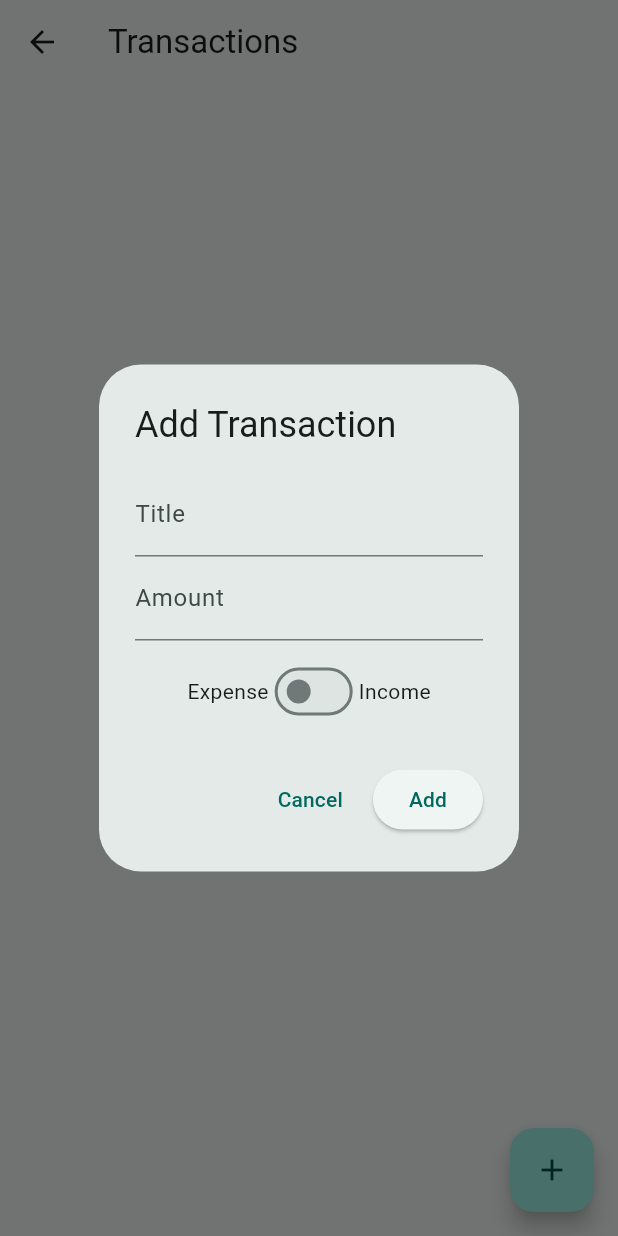
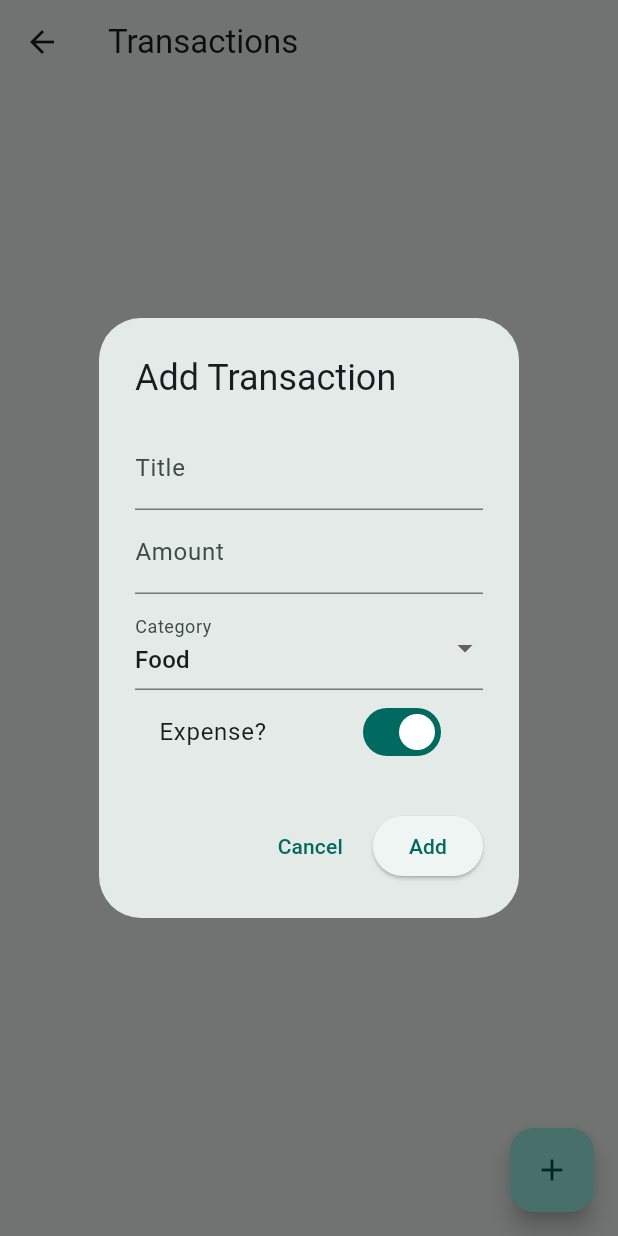
Before and after one commit to jsonOdison/kuvaka_tech_assesment, a Flutter app: the TransactionPage screen opened directly, after a tap on the "add" icon, on a phone screen of 412 x 824 dp. Run offline on Flutter 3.47's test engine with Material 3 defaults, Android fonts, the phone set to English and light mode, and no system bars; our stand-ins replace csv, equatable, fl_chart, flutter_bloc, get_it, hive and 2 more; accounts and stored records are empty.

Commit message:
added transaction model updation

```diff
--- a/lib/src/core/constants/hive_keys.dart
+++ b/lib/src/core/constants/hive_keys.dart
@@ -1,4 +1,4 @@
 class HiveKeys {
-  static const String transactions = 'transaction';
+  static const String transactions = 'transactions';
   static const String budgets = 'budgets';
 }
--- a/lib/src/features/budget/presentation/bloc/budget_bloc.dart
+++ b/lib/src/features/budget/presentation/bloc/budget_bloc.dart
@@ -1,5 +1,5 @@
-import 'package:bloc/bloc.dart';
 import 'package:equatable/equatable.dart';
+import 'package:flutter_bloc/flutter_bloc.dart';
 import 'package:kuvaka_tech_assesment/src/features/budget/domain/entities/budget_entiry.dart';
 import 'package:kuvaka_tech_assesment/src/features/budget/domain/usecases/add_budget.dart';
 import 'package:kuvaka_tech_assesment/src/features/budget/domain/usecases/delete_budget.dart';
--- a/lib/src/features/dashboard/domain/usecases/get_summary.dart
+++ b/lib/src/features/dashboard/domain/usecases/get_summary.dart
@@ -4,21 +4,30 @@ class GetSummary {
   GetSummary(this.repository);
   final TransactionRepository repository;
 
-  Future<Map<String, double>> call() async {
-    final txs = await repository.getAllTransactions();
-    double totalIncome = 0;
-    double totalExpense = 0;
-    for (final t in txs) {
+  Future<Map<String, dynamic>> call() async {
+    final transactions = await repository.getAllTransactions();
+
+    double income = 0;
+    double expense = 0;
+    final Map<String, double> categoryTotals = {};
+
+    for (final t in transactions) {
       if (t.isExpense) {
-        totalExpense += t.amount;
+        expense += t.amount;
+        categoryTotals[t.category] =
+            (categoryTotals[t.category] ?? 0) + t.amount;
       } else {
-        totalIncome += t.amount;
+        income += t.amount;
       }
     }
+
+    final balance = income - expense;
+
     return {
-      'income': totalIncome,
-      'expense': totalExpense,
-      'balance': totalIncome - totalExpense,
+      'income': income,
+      'expense': expense,
+      'balance': balance,
+      'categoryTotals': categoryTotals,
     };
   }
 }
--- a/lib/src/features/dashboard/presentation/bloc/dashboard_bloc.dart
+++ b/lib/src/features/dashboard/presentation/bloc/dashboard_bloc.dart
@@ -1,14 +1,17 @@
 import 'package:flutter_bloc/flutter_bloc.dart';
+import 'package:kuvaka_tech_assesment/src/features/budget/domain/usecases/get_all_budget.dart';
 import 'package:kuvaka_tech_assesment/src/features/dashboard/domain/usecases/get_summary.dart';
 
 part 'dashboard_bloc_event.dart';
 part 'dashboard_bloc_state.dart';
 
 class DashboardBloc extends Bloc<DashboardEvent, DashboardState> {
-  DashboardBloc(this.getSummary) : super(DashboardInitial()) {
+  DashboardBloc({required this.getSummary, required this.getAllBudgets})
+    : super(DashboardInitial()) {
     on<LoadDashboardEvent>(_onLoad);
   }
   final GetSummary getSummary;
+  final GetAllBudgets getAllBudgets;
 
   Future<void> _onLoad(
     LoadDashboardEvent event,
@@ -16,16 +19,40 @@ class DashboardBloc extends Bloc<DashboardEvent, DashboardState> {
   ) async {
     emit(DashboardLoading());
     try {
-      final data = await getSummary();
+      final summary = await getSummary();
+      final budgets = await getAllBudgets();
+
+      final income = summary['income'] as double;
+      final expense = summary['expense'] as double;
+      final balance = summary['balance'] as double;
+      final Map<String, double> categoryTotals =
+          summary['categoryTotals'] as Map<String, double>;
+
+      final List<String> alerts = [];
+      for (final b in budgets) {
+        final spent = categoryTotals[b.category] ?? 0;
+        if (spent >= b.limit) {
+          alerts.add(
+            '${b.category} over budget (₹${spent.toStringAsFixed(0)} / ₹${b.limit.toStringAsFixed(0)})',
+          );
+        } else if (spent >= b.limit * 0.9) {
+          alerts.add(
+            '${b.category} nearing limit (₹${spent.toStringAsFixed(0)} / ₹${b.limit.toStringAsFixed(0)})',
+          );
+        }
+      }
+
       emit(
         DashboardLoaded(
-          income: data['income']!,
-          expense: data['expense']!,
-          balance: data['balance']!,
+          income: income,
+          expense: expense,
+          balance: balance,
+          categoryTotals: categoryTotals,
+          alerts: alerts,
         ),
       );
-    } catch (_) {
-      emit(DashboardError('Failed to load summary'));
+    } catch (e) {
+      emit(DashboardError('Failed to load summary: $e'));
     }
   }
 }
--- a/lib/src/features/dashboard/presentation/bloc/dashboard_bloc_state.dart
+++ b/lib/src/features/dashboard/presentation/bloc/dashboard_bloc_state.dart
@@ -11,10 +11,14 @@ class DashboardLoaded extends DashboardState {
     required this.income,
     required this.expense,
     required this.balance,
+    required this.categoryTotals,
+    required this.alerts,
   });
   final double income;
   final double expense;
   final double balance;
+  final Map<String, double> categoryTotals;
+  final List<String> alerts;
 }
 
 class DashboardError extends DashboardState {
--- a/lib/src/features/transactions/domain/entities/transactional_entity.dart
+++ b/lib/src/features/transactions/domain/entities/transactional_entity.dart
@@ -1,16 +1,21 @@
-class TransactionEntity {
+import 'package:equatable/equatable.dart';
+
+class TransactionEntity extends Equatable {
   const TransactionEntity({
     required this.id,
     required this.title,
     required this.amount,
+    required this.category,
     required this.date,
-    required this.category,
     required this.isExpense,
   });
   final String id;
   final String title;
   final double amount;
+  final String category; // ← add this
   final DateTime date;
-  final String category;
   final bool isExpense;
+
+  @override
+  List<Object?> get props => [id, title, amount, category, date, isExpense];
 }
--- a/lib/src/features/transactions/presentation/widgets/add_transaction_dialog.dart
+++ b/lib/src/features/transactions/presentation/widgets/add_transaction_dialog.dart
@@ -1,7 +1,9 @@
 import 'package:flutter/material.dart';
 import 'package:flutter_bloc/flutter_bloc.dart';
-import 'package:kuvaka_tech_assesment/src/features/transactions/domain/entities/transactional_entity.dart';
-import 'package:kuvaka_tech_assesment/src/features/transactions/presentation/bloc/transactions_bloc.dart';
+import 'package:uuid/uuid.dart';
+
+import '../../domain/entities/transactional_entity.dart';
+import '../bloc/transactions_bloc.dart';
 
 class AddTransactionDialog extends StatefulWidget {
   const AddTransactionDialog({super.key});
@@ -11,9 +13,20 @@ class AddTransactionDialog extends StatefulWidget {
 }
 
 class _AddTransactionDialogState extends State<AddTransactionDialog> {
-  final titleController = TextEditingController();
-  final amountController = TextEditingController();
-  bool isExpense = true;
+  final _titleController = TextEditingController();
+  final _amountController = TextEditingController();
+  String _selectedCategory = 'Food';
+  bool _isExpense = true;
+
+  final List<String> _categories = [
+    'Food',
+    'Bills',
+    'Travel',
+    'Shopping',
+    'Health',
+    'Salary',
+    'Other',
+  ];
 
   @override
   Widget build(BuildContext context) {
@@ -23,25 +36,27 @@ class _AddTransactionDialogState extends State<AddTransactionDialog> {
         mainAxisSize: MainAxisSize.min,
         children: [
           TextField(
-            controller: titleController,
+            controller: _titleController,
             decoration: const InputDecoration(labelText: 'Title'),
           ),
           TextField(
-            controller: amountController,
+            controller: _amountController,
             keyboardType: TextInputType.number,
             decoration: const InputDecoration(labelText: 'Amount'),
           ),
-          const SizedBox(height: 10),
-          Row(
-            mainAxisAlignment: MainAxisAlignment.center,
-            children: [
-              const Text('Expense'),
-              Switch(
-                value: !isExpense,
-                onChanged: (val) => setState(() => isExpense = !val),
-              ),
-              const Text('Income'),
-            ],
+          const SizedBox(height: 8),
+          DropdownButtonFormField<String>(
+            value: _selectedCategory,
+            decoration: const InputDecoration(labelText: 'Category'),
+            items: _categories
+                .map((c) => DropdownMenuItem(value: c, child: Text(c)))
+                .toList(),
+            onChanged: (val) => setState(() => _selectedCategory = val!),
+          ),
+          SwitchListTile(
+            title: const Text('Expense?'),
+            value: _isExpense,
+            onChanged: (val) => setState(() => _isExpense = val),
           ),
         ],
       ),
@@ -52,18 +67,17 @@ class _AddTransactionDialogState extends State<AddTransactionDialog> {
         ),
         ElevatedButton(
           onPressed: () {
-            final title = titleController.text.trim();
-            final amount = double.tryParse(amountController.text) ?? 0.0;
-
+            final title = _titleController.text.trim();
+            final amount = double.tryParse(_amountController.text) ?? 0;
             if (title.isEmpty || amount <= 0) return;
 
             final transaction = TransactionEntity(
-              id: DateTime.now().millisecondsSinceEpoch.toString(),
+              id: Uuid().v4(),
               title: title,
               amount: amount,
+              category: _selectedCategory,
               date: DateTime.now(),
-              category: isExpense ? 'Expense' : 'Income',
-              isExpense: isExpense,
+              isExpense: _isExpense,
             );
 
             context.read<TransactionBloc>().add(
@@ -76,11 +90,4 @@ class _AddTransactionDialogState extends State<AddTransactionDialog> {
       ],
     );
   }
-
-  @override
-  void dispose() {
-    titleController.dispose();
-    amountController.dispose();
-    super.dispose();
-  }
 }
--- a/pubspec.yaml
+++ b/pubspec.yaml
@@ -20,6 +20,7 @@ dependencies:
   path_provider: ^2.1.5
   shared_preferences: ^2.5.3
   csv: ^5.0.2
+  uuid: ^4.5.1
 
 dev_dependencies:
   flutter_test:
```
Also changed, not shown: lib/main.dart (+19 -3 lines), lib/src/core/database/hive_init.dart (deleted, +0 -12 lines), lib/src/core/di/injection_container.dart (+6 -3 lines), lib/src/features/dashboard/presentation/pages/dashboard_page.dart (+43 -32 lines), pubspec.lock.
